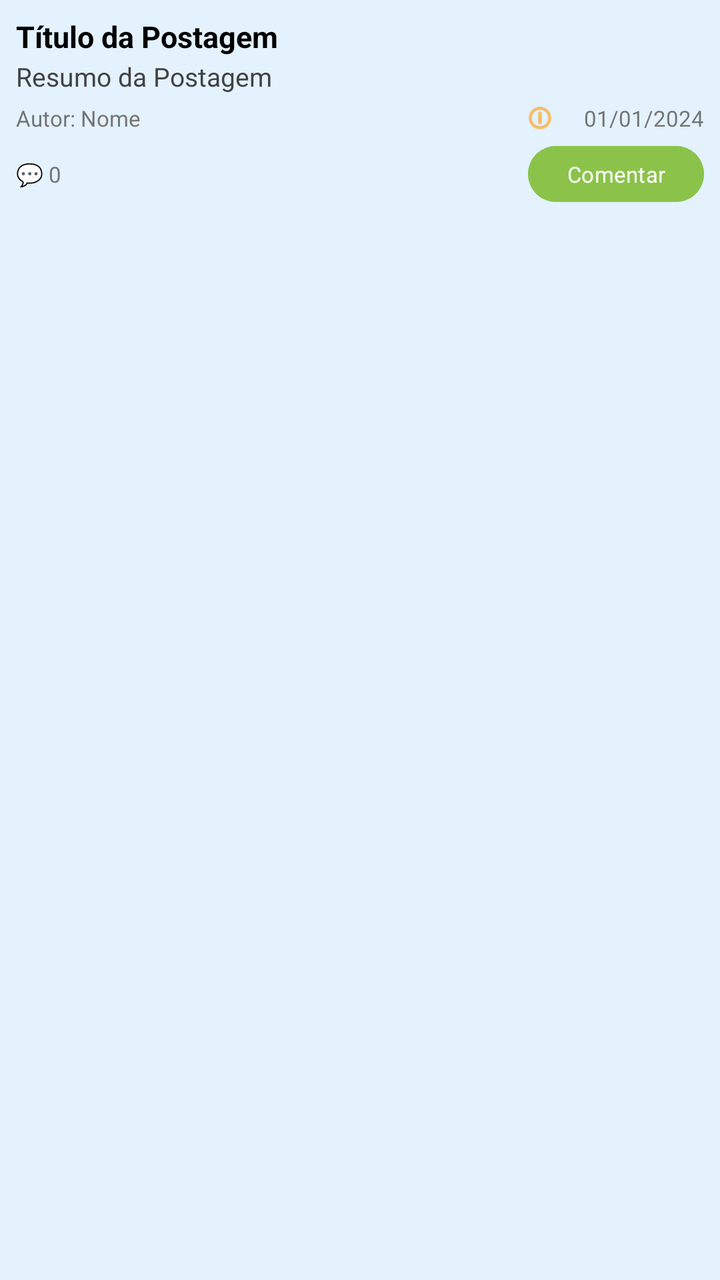
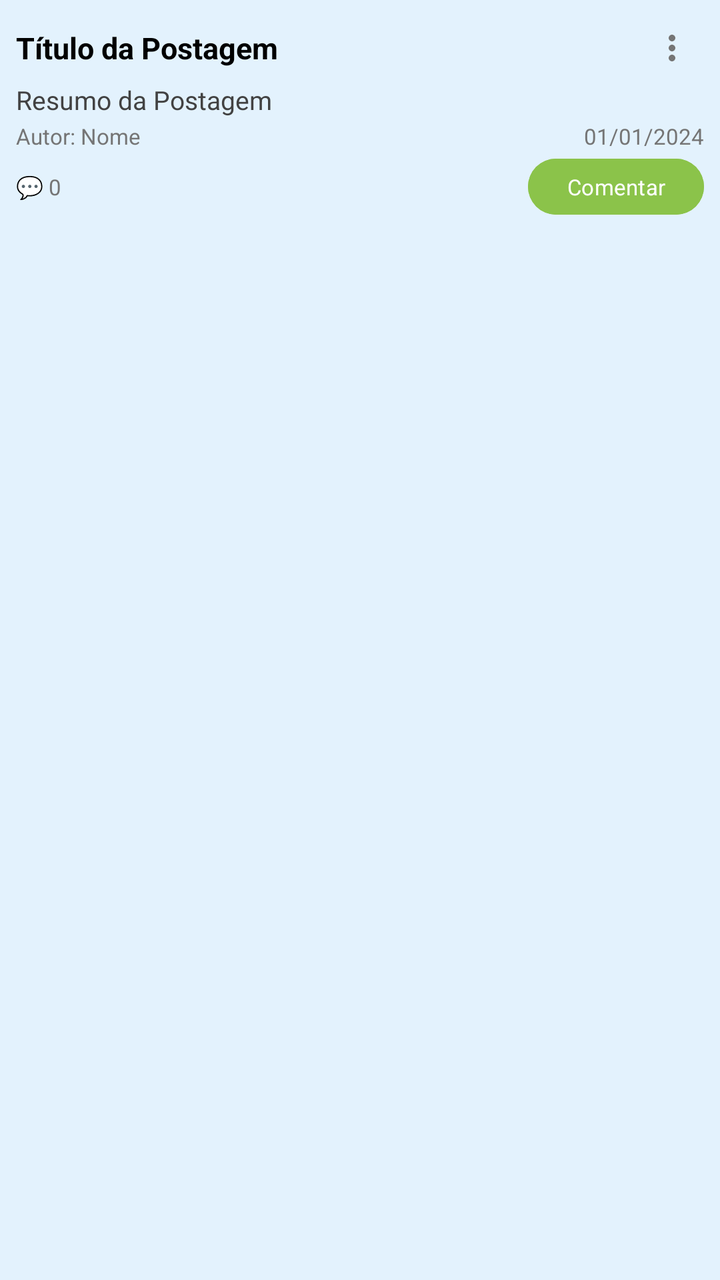

Two renders of the same Android screen: before a commit and after it. Below are the layout's source before the change and the commit's diff.
<!-- AndroidManifest.xml: application theme Theme.App_Metas_2 -->
<!-- res/layout/item_post.xml -->
<?xml version="1.0" encoding="utf-8"?>
<LinearLayout xmlns:android="http://schemas.android.com/apk/res/android"
    xmlns:app="http://schemas.android.com/apk/res-auto"
    android:layout_width="match_parent"
    android:layout_height="wrap_content"
    android:orientation="vertical"
    android:padding="8dp"
    android:background="#E3F2FD"
    android:layout_marginStart="4dp"
    android:layout_marginEnd="4dp"
    android:layout_marginTop="2dp"
    android:layout_marginBottom="2dp">

    <TextView
        android:id="@+id/textViewTituloPost"
        android:layout_width="match_parent"
        android:layout_height="wrap_content"
        android:text="Título da Postagem"
        android:textSize="15sp"
        android:textStyle="bold"
        android:textColor="#000000"
        android:maxLines="2"
        android:ellipsize="end"
        android:layout_marginBottom="0dp"/>

    <TextView
        android:id="@+id/textViewResumoPost"
        android:layout_width="match_parent"
        android:layout_height="wrap_content"
        android:text="Resumo da Postagem"
        android:textSize="13sp"
        android:layout_marginTop="1dp"
        android:textColor="#424242"
        android:maxLines="2"
        android:ellipsize="end" />

    <LinearLayout
        android:layout_width="match_parent"
        android:layout_height="wrap_content"
        android:orientation="horizontal"
        android:layout_marginTop="2dp"
        android:gravity="center_vertical">

        <TextView
            android:id="@+id/textViewAutor"
            android:layout_width="0dp"
            android:layout_height="wrap_content"
            android:layout_weight="1"
            android:text="Autor: Nome"
            android:textSize="11sp"
            android:textColor="#757575"
            android:maxLines="1"
            android:ellipsize="end" />

        <ImageView
            android:id="@+id/iconReport"
            android:layout_width="20dp"
            android:layout_height="20dp"
            android:src="@android:drawable/ic_menu_info_details"
            app:tint="#FF9800"
            android:layout_marginEnd="8dp"
            android:padding="2dp"
            android:contentDescription="Denunciar" />

        <TextView
            android:id="@+id/textViewData"
            android:layout_width="wrap_content"
            android:layout_height="wrap_content"
            android:text="01/01/2024"
            android:textSize="11sp"
            android:textColor="#757575"
            android:layout_marginStart="4dp" />
    </LinearLayout>

    <LinearLayout
        android:layout_width="match_parent"
        android:layout_height="wrap_content"
        android:orientation="horizontal"
        android:layout_marginTop="4dp"
        android:gravity="center_vertical">

        <TextView
            android:id="@+id/textViewComentarios"
            android:layout_width="0dp"
            android:layout_height="wrap_content"
            android:layout_weight="1"
            android:text="💬 0"
            android:textSize="11sp"
            android:textColor="#757575" />

        <ImageView
            android:id="@+id/imageViewDeletePost"
            android:layout_width="28dp"
            android:layout_height="28dp"
            android:padding="4dp"
            android:layout_marginEnd="8dp"
            android:src="@android:drawable/ic_menu_delete"
            android:background="?attr/selectableItemBackgroundBorderless"
            android:visibility="gone"
            app:tint="#F44336" />

        <Button
            android:id="@+id/buttonAddComment"
            android:layout_width="wrap_content"
            android:layout_height="28dp"
            android:backgroundTint="#8BC34A"
            android:paddingStart="10dp"
            android:paddingEnd="10dp"
            android:paddingTop="0dp"
            android:paddingBottom="0dp"
            android:insetTop="0dp"
            android:insetBottom="0dp"
            android:minHeight="0dp"
            android:text="Comentar"
            android:textColor="#FFFFFF"
            android:textSize="11sp"
            android:textAllCaps="false" />
    </LinearLayout>
</LinearLayout>
<!-- resources referenced by this layout -->
<resources>
  <style name="Theme.App_Metas_2" parent="Base.Theme.App_Metas_2" />
  <style name="Base.Theme.App_Metas_2" parent="Theme.Material3.DayNight.NoActionBar">
          
          <item name="colorPrimary">@color/colorPrimary</item>
          <item name="colorPrimaryVariant">@color/colorPrimaryVariant</item>
          <item name="colorSecondary">@color/colorSecondary</item>
          <item name="colorSecondaryVariant">@color/colorSecondaryVariant</item>
          
          <item name="colorOnPrimary">@color/colorOnPrimary</item>
          <item name="colorOnSecondary">@color/colorOnSecondary</item>
          
          
          <item name="android:windowBackground">@color/colorBackground</item>
          <item name="colorSurface">@color/colorSurface</item>
          
          
          <item name="android:fontFamily">sans-serif</item>
          
          
          <item name="android:statusBarColor">@color/colorPrimaryVariant</item>
          <item name="android:navigationBarColor">@color/colorBackground</item>
      </style>
  <color name="colorPrimary">#673AB7</color>
  <color name="colorPrimaryVariant">#512DA8</color>
  <color name="colorSecondary">#009688</color>
  <color name="colorSecondaryVariant">#00796B</color>
  <color name="colorOnPrimary">#FFFFFF</color>
  <color name="colorOnSecondary">#FFFFFF</color>
  <color name="colorBackground">#F3F4F6</color>
  <color name="colorSurface">#FFFFFF</color>
</resources>

<!-- the commit's change to res/layout/item_post.xml (unified diff, before → after) -->
@@ -11,17 +11,35 @@
     android:layout_marginTop="2dp"
     android:layout_marginBottom="2dp">
 
-    <TextView
-        android:id="@+id/textViewTituloPost"
+    <LinearLayout
         android:layout_width="match_parent"
         android:layout_height="wrap_content"
-        android:text="Título da Postagem"
-        android:textSize="15sp"
-        android:textStyle="bold"
-        android:textColor="#000000"
-        android:maxLines="2"
-        android:ellipsize="end"
-        android:layout_marginBottom="0dp"/>
+        android:orientation="horizontal"
+        android:gravity="center_vertical">
+
+        <TextView
+            android:id="@+id/textViewTituloPost"
+            android:layout_width="0dp"
+            android:layout_height="wrap_content"
+            android:layout_weight="1"
+            android:text="Título da Postagem"
+            android:textSize="15sp"
+            android:textStyle="bold"
+            android:textColor="#000000"
+            android:maxLines="2"
+            android:ellipsize="end"
+            android:layout_marginBottom="0dp"/>
+
+        <ImageView
+            android:id="@+id/iconMenuOpcoes"
+            android:layout_width="32dp"
+            android:layout_height="32dp"
+            android:src="@drawable/ic_more_vert"
+            app:tint="#757575"
+            android:padding="6dp"
+            android:background="?attr/selectableItemBackgroundBorderless"
+            android:contentDescription="Opções da Postagem" />
+    </LinearLayout>
 
     <TextView
         android:id="@+id/textViewResumoPost"
@@ -52,16 +70,6 @@
             android:maxLines="1"
             android:ellipsize="end" />
 
-        <ImageView
-            android:id="@+id/iconReport"
-            android:layout_width="20dp"
-            android:layout_height="20dp"
-            android:src="@android:drawable/ic_menu_info_details"
-            app:tint="#FF9800"
-            android:layout_marginEnd="8dp"
-            android:padding="2dp"
-            android:contentDescription="Denunciar" />
-
         <TextView
             android:id="@+id/textViewData"
             android:layout_width="wrap_content"
@@ -88,16 +96,6 @@
             android:textSize="11sp"
             android:textColor="#757575" />
 
-        <ImageView
-            android:id="@+id/imageViewDeletePost"
-            android:layout_width="28dp"
-            android:layout_height="28dp"
-            android:padding="4dp"
-            android:layout_marginEnd="8dp"
-            android:src="@android:drawable/ic_menu_delete"
-            android:background="?attr/selectableItemBackgroundBorderless"
-            android:visibility="gone"
-            app:tint="#F44336" />
 
         <Button
             android:id="@+id/buttonAddComment"
<!-- resource entries referenced after the edit -->
@@ -1,5 +1,15 @@
 <!-- resources referenced by this layout -->
 <resources>
+  <!-- drawable ic_more_vert (drawable) -->
+  <vector xmlns:android="http://schemas.android.com/apk/res/android"
+      android:width="24dp"
+      android:height="24dp"
+      android:viewportWidth="24.0"
+      android:viewportHeight="24.0">
+      <path
+          android:fillColor="#FF000000"
+          android:pathData="M12,8c1.1,0 2,-0.9 2,-2s-0.9,-2 -2,-2 -2,0.9 -2,2 0.9,2 2,2zM12,10c-1.1,0 -2,0.9 -2,2s0.9,2 2,2 2,-0.9 2,-2 -0.9,-2 -2,-2zM12,16c-1.1,0 -2,0.9 -2,2s0.9,2 2,2 2,-0.9 2,-2 -0.9,-2 -2,-2z"/>
+  </vector>
   <style name="Theme.App_Metas_2" parent="Base.Theme.App_Metas_2" />
   <style name="Base.Theme.App_Metas_2" parent="Theme.Material3.DayNight.NoActionBar">
           
@@ -7,7 +17,6 @@
           <item name="colorPrimaryVariant">@color/colorPrimaryVariant</item>
           <item name="colorSecondary">@color/colorSecondary</item>
           <item name="colorSecondaryVariant">@color/colorSecondaryVariant</item>
-          
           <item name="colorOnPrimary">@color/colorOnPrimary</item>
           <item name="colorOnSecondary">@color/colorOnSecondary</item>
           
